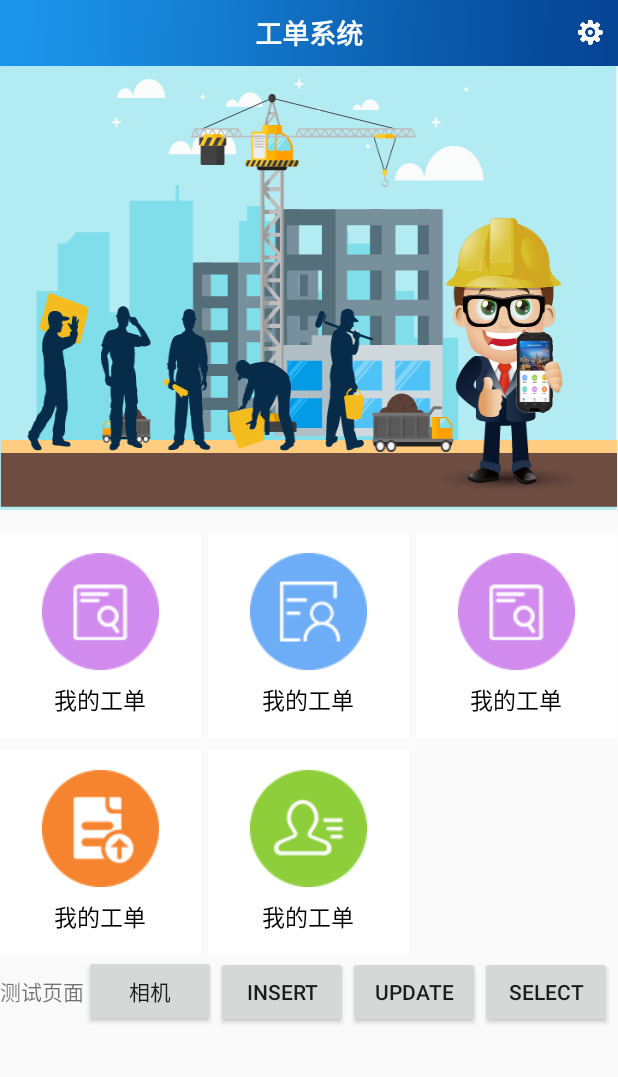
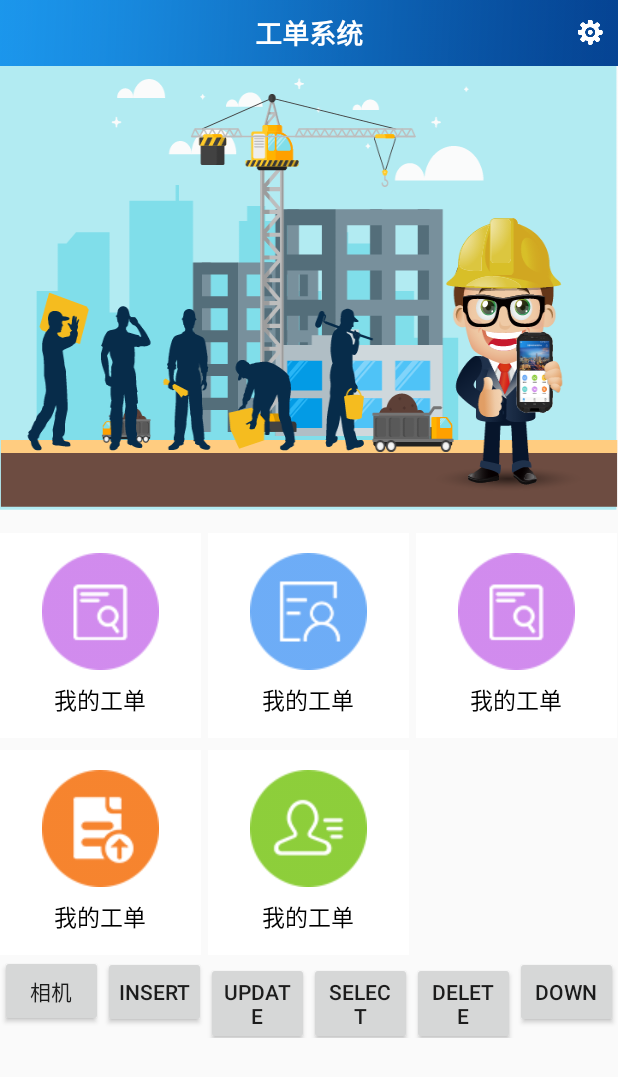
Before and after one commit to darlyhellen/workorder, an Android app: the screen it shows after launch (MainActivity), on a phone screen of 412 x 824 dp. Shown: the top 1077 px of the screen. Run offline under Robolectric (Android 15) with nearby library versions, the phone set to English and light mode, and no system bars; 1 statement that could not run was skipped.

Commit message:
2017.05.23日更新内容如下：          {              @Time 09:40  数据库功能模块联合下载功能模块测试完毕，无异常。
         }

```diff
--- a/WorkOrder/app/build.gradle
+++ b/WorkOrder/app/build.gradle
@@ -23,7 +23,6 @@ android {
 dependencies {
     compile fileTree(include: ['*.jar'], dir: 'libs')
     compile 'com.android.support:appcompat-v7:25.3.1'
-    compile files('libs/darlyframe_v1.0.1.jar')
     compile 'com.google.android.gms:play-services-appindexing:8.1.0'
     compile 'io.reactivex:rxandroid:1.2.1'
     compile 'io.reactivex:rxjava:1.2.3'
@@ -33,4 +32,5 @@ dependencies {
     compile 'com.squareup.okhttp3:logging-interceptor:3.5.0'
     compile files('libs/sunjce_provider.jar')
     compile files('libs/Amap_2DMap_V4.2.0_20170209.jar')
+    compile files('libs/darlyframe_v1.0.6.jar')
 }
--- a/WorkOrder/app/src/main/java/com/xiangxun/workorder/base/APP.java
+++ b/WorkOrder/app/src/main/java/com/xiangxun/workorder/base/APP.java
@@ -1,17 +1,15 @@
 package com.xiangxun.workorder.base;
 
-import android.content.Context;
 import android.content.pm.PackageInfo;
 import android.content.pm.PackageManager;
 import android.os.StrictMode;
-import android.text.TextUtils;
 import android.util.Log;
 
 import com.hellen.baseframe.application.FrameAPP;
+import com.hellen.baseframe.common.db.DBControler;
 import com.hellen.baseframe.common.dlog.DLog;
 import com.hellen.baseframe.common.obsinfo.ConApp;
 import com.xiangxun.workorder.BuildConfig;
-import com.xiangxun.workorder.db.DBControler;
 
 import java.io.File;
 
--- a/WorkOrder/app/src/main/java/com/xiangxun/workorder/ui/MainActivity.java
+++ b/WorkOrder/app/src/main/java/com/xiangxun/workorder/ui/MainActivity.java
@@ -54,6 +54,8 @@ public class MainActivity extends BaseActivity implements View.OnClickListener,
     private Button select;
     @ViewsBinder(R.id.delete)
     private Button delete;
+    @ViewsBinder(R.id.down)
+    private Button down;
     /**
      * 上午9:29:04 TODO 调出选项的POP窗口，主要为相机，相册，取消
      */
@@ -93,13 +95,16 @@ public class MainActivity extends BaseActivity implements View.OnClickListener,
 
     @Override
     protected void initListener() {
+
+        title.setRightOnClickListener(this);
+        gridView.setOnItemClickListener(this);
+
         button.setOnClickListener(this);
         insert.setOnClickListener(this);
         update.setOnClickListener(this);
         select.setOnClickListener(this);
         delete.setOnClickListener(this);
-        title.setRightOnClickListener(this);
-        gridView.setOnItemClickListener(this);
+        down.setOnClickListener(this);
     }
 
     @Override
--- a/WorkOrder/app/src/main/java/com/xiangxun/workorder/ui/presenter/MainPresenter.java
+++ b/WorkOrder/app/src/main/java/com/xiangxun/workorder/ui/presenter/MainPresenter.java
@@ -8,6 +8,7 @@ import com.hellen.baseframe.common.dlog.DLog;
 import com.xiangxun.workorder.R;
 import com.xiangxun.workorder.db.TestBean;
 import com.xiangxun.workorder.ui.biz.MainListener;
+import com.xiangxun.workorder.ui.main.DownLoadActivity;
 import com.xiangxun.workorder.ui.main.SetActivity;
 
 import java.util.List;
@@ -60,6 +61,9 @@ public class MainPresenter {
             case R.id.delete:
                 view.getBean().delete();
                 break;
+            case R.id.down:
+                context.startActivity(new Intent(context, DownLoadActivity.class));
+                break;
             case R.id.xw_share:
                 //進入設置頁面
                 DLog.i("设置按钮点击");
--- a/WorkOrder/app/src/main/res/layout/activity_main.xml
+++ b/WorkOrder/app/src/main/res/layout/activity_main.xml
@@ -38,52 +38,60 @@
         android:orientation="horizontal"
         android:visibility="visible">
 
-        <TextView
-            android:layout_width="wrap_content"
-            android:layout_height="wrap_content"
-            android:gravity="center"
-            android:text="测试页面" />
-
 
         <Button
             android:id="@+id/button"
-            android:layout_width="wrap_content"
+            android:layout_width="0dp"
             android:layout_height="wrap_content"
+            android:layout_weight="1"
             android:gravity="center"
             android:padding="10dp"
             android:text="相机" />
 
         <Button
             android:id="@+id/insert"
-            android:layout_width="wrap_content"
+            android:layout_width="0dp"
             android:layout_height="wrap_content"
+            android:layout_weight="1"
             android:gravity="center"
             android:padding="10dp"
             android:text="Insert" />
 
         <Button
             android:id="@+id/update"
-            android:layout_width="wrap_content"
+            android:layout_width="0dp"
             android:layout_height="wrap_content"
+            android:layout_weight="1"
             android:gravity="center"
             android:padding="10dp"
             android:text="Update" />
 
         <Button
             android:id="@+id/select"
-            android:layout_width="wrap_content"
+            android:layout_width="0dp"
             android:layout_height="wrap_content"
+            android:layout_weight="1"
             android:gravity="center"
             android:padding="10dp"
             android:text="Select" />
 
         <Button
             android:id="@+id/delete"
-            android:layout_width="wrap_content"
+            android:layout_width="0dp"
             android:layout_height="wrap_content"
+            android:layout_weight="1"
             android:gravity="center"
             android:padding="10dp"
             android:text="Delete" />
 
+        <Button
+            android:id="@+id/down"
+            android:layout_width="0dp"
+            android:layout_height="wrap_content"
+            android:layout_weight="1"
+            android:gravity="center"
+            android:padding="10dp"
+            android:text="down" />
+
     </LinearLayout>
 </LinearLayout>
```
Also changed, not shown: WorkOrder/app/src/main/AndroidManifest.xml (+5 -2 lines), WorkOrder/app/src/main/java/com/xiangxun/workorder/db/DateBaseHelper.java (+2 -10 lines), WorkOrder/app/src/main/java/com/xiangxun/workorder/ui/main/DownLoadActivity.java (added, +130 -0 lines), WorkOrder/app/src/main/java/com/xiangxun/workorder/widget/dialog/MultithreadProgressBar.java (added, +69 -0 lines), WorkOrder/app/src/main/res/layout/activity_down_load.xml (added, +60 -0 lines), WorkOrder/app/libs/darlyframe_v1.0.1.jar (deleted), WorkOrder/app/libs/darlyframe_v1.0.6.jar (added).
